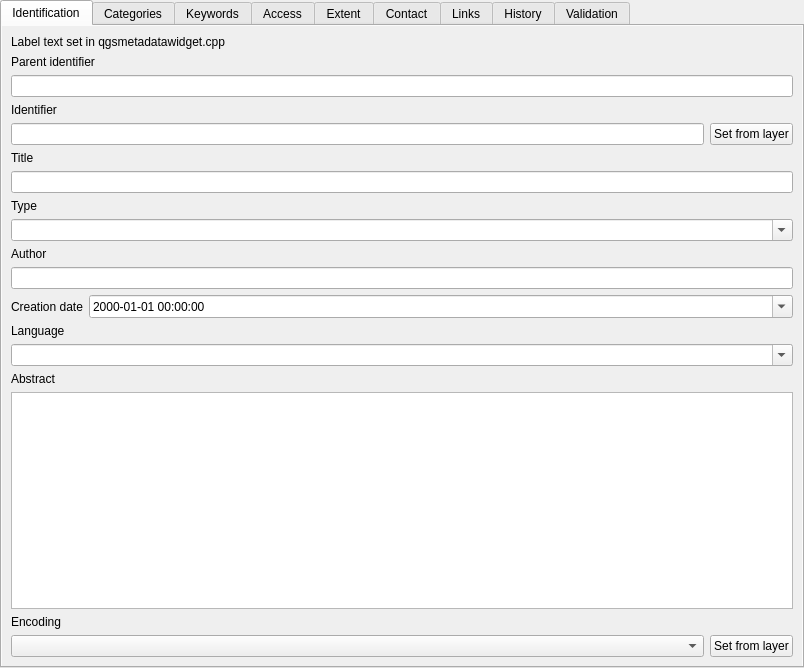
The window that src/ui/qgsmetadatawidget.ui (qgis/QGIS) describes before a commit, drawn with Qt 5.
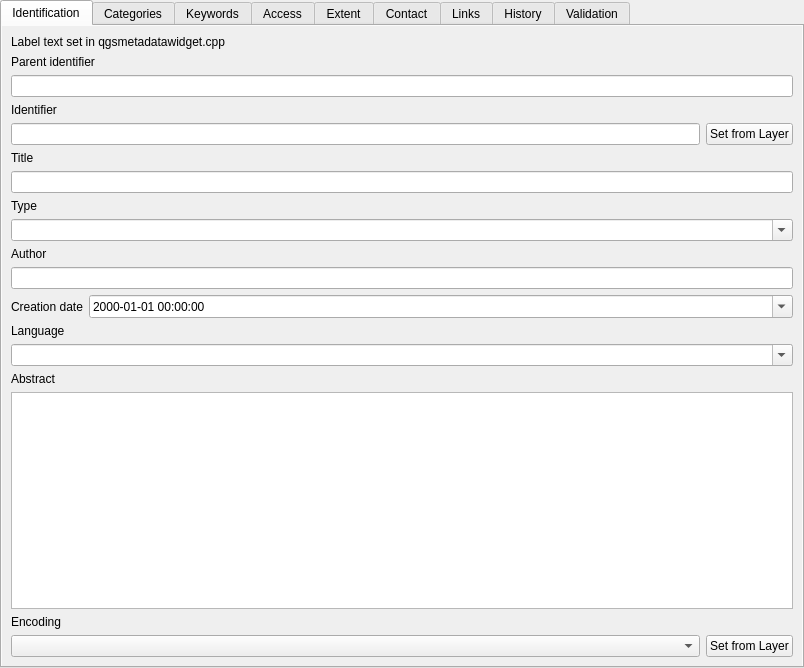
The same window after the commit. Icons and pictures are not drawn. Custom widgets are drawn as their Qt base class.

Commit message: HIG string fixes

What changed in the file:
```diff
--- a/src/ui/qgsmetadatawidget.ui
+++ b/src/ui/qgsmetadatawidget.ui
@@ -121,7 +121,7 @@
              <item>
               <widget class="QPushButton" name="btnAutoSource">
                <property name="text">
-                <string>Set from layer</string>
+                <string>Set from Layer</string>
                </property>
               </widget>
              </item>
@@ -356,7 +356,7 @@
                    <item>
                     <widget class="QPushButton" name="btnAutoEncoding">
                      <property name="text">
-                      <string>Set from layer</string>
+                      <string>Set from Layer</string>
                      </property>
                     </widget>
                    </item>
```
Left out of the diff: 4 changed lines with no effect on the pictures.
